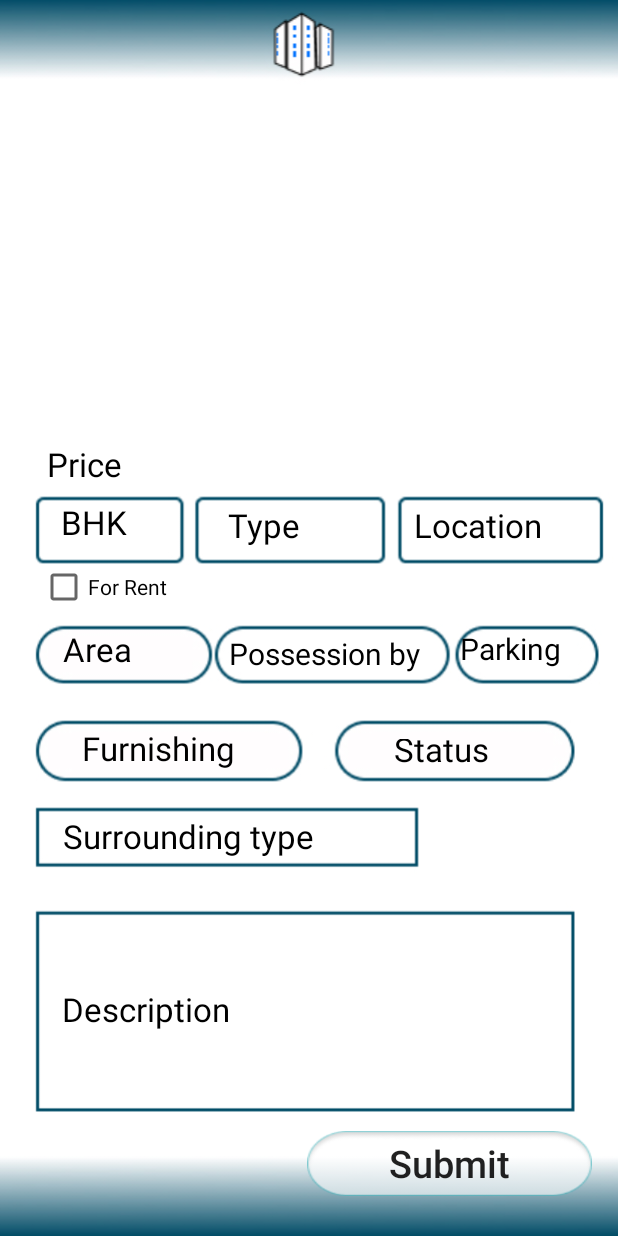
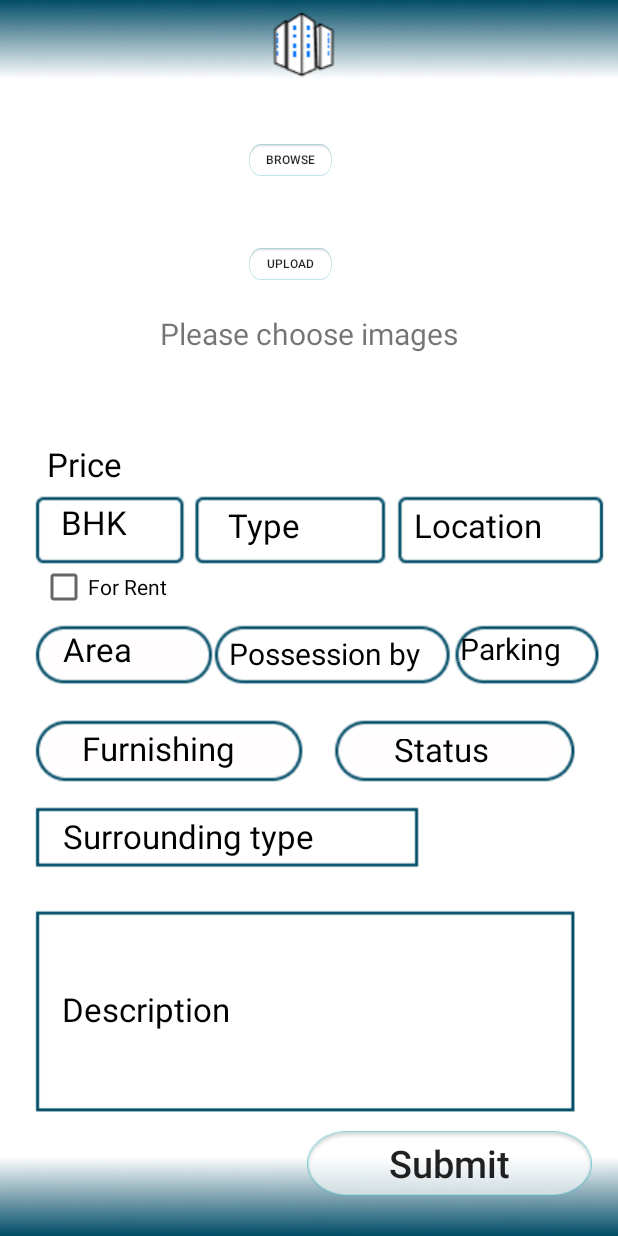
Before and after one commit to Vanditjain32001/TheRealDeals, an Android app: the Sell screen opened directly, with no data from a screen before it, after a tap on "Submit", on a phone screen of 412 x 824 dp. Run offline under Robolectric (Android 15) with nearby library versions, the phone set to English and light mode, and no system bars; our stand-ins replace Firebase (no records; nobody signed in at launch, a user with empty details on screens opened directly).

Commit message:
Error resolving

```diff
--- a/app/src/main/AndroidManifest.xml
+++ b/app/src/main/AndroidManifest.xml
@@ -1,6 +1,9 @@
 <?xml version="1.0" encoding="utf-8"?>
 <manifest xmlns:android="http://schemas.android.com/apk/res/android"
     package="com.example.test1">
+    <uses-permission android:name="android.permission.INTERNET"></uses-permission>
+    <uses-permission android:name="android.permission.READ_EXTERNAL_STORAGE"></uses-permission>
+    <uses-permission android:name="android.permission.WRITE_EXTERNAL_STORAGE"></uses-permission>
 
     <application
         android:allowBackup="true"
--- a/app/src/main/java/com/example/test1/Sell.java
+++ b/app/src/main/java/com/example/test1/Sell.java
@@ -1,14 +1,38 @@
 package com.example.test1;
 
+import androidx.annotation.NonNull;
+import androidx.annotation.RequiresApi;
+import androidx.appcompat.app.AppCompatActivity;
+
+import android.annotation.SuppressLint;
+import android.app.ProgressDialog;
+import android.content.ClipData;
+import android.content.Intent;
+import android.database.Cursor;
+import android.net.Uri;
+import android.os.Build;
 import android.os.Bundle;
+import android.provider.MediaStore;
+import android.util.Log;
 import android.view.View;
+import android.widget.Button;
 import android.widget.EditText;
+import android.widget.TextView;
 import android.widget.Toast;
 
-import androidx.appcompat.app.AppCompatActivity;
-
+import com.google.android.gms.tasks.OnCompleteListener;
+import com.google.android.gms.tasks.OnSuccessListener;
+import com.google.android.gms.tasks.Task;
 import com.google.firebase.database.DatabaseReference;
 import com.google.firebase.database.FirebaseDatabase;
+import com.google.firebase.database.annotations.Nullable;
+import com.google.firebase.storage.FirebaseStorage;
+import com.google.firebase.storage.StorageReference;
+import com.google.firebase.storage.UploadTask;
+
+import java.util.ArrayList;
+import java.util.HashMap;
+import java.util.List;
 
 public class Sell extends AppCompatActivity {
     EditText sparea;
@@ -22,45 +46,66 @@ public class Sell extends AppCompatActivity {
     EditText spstatus;
     EditText spsur;
     EditText spdesc;
-    int counter=1;
+    int counter = 1;
+    int PICK_IMAGE_MULTIPLE = 1;
+
+    private ArrayList<Uri> ImageList = new ArrayList<Uri>();
+    private int uploads = 0;
+    private ProgressDialog progressDialog;
+    private DatabaseReference node;
+    int index = 0;
+    TextView sptextView;
+    Button spchoose, spsend;
+
 
     @Override
     protected void onCreate(Bundle savedInstanceState) {
         super.onCreate(savedInstanceState);
         setContentView(R.layout.activity_sell);
+
+
+
+
     }
 
-    public void process(View view){
-        sparea=(EditText)findViewById(R.id.sparea);
-        spprice=(EditText)findViewById(R.id.spprice);
-        spbhk=(EditText)findViewById(R.id.spbhk);
-        sptype=(EditText)findViewById(R.id.sptype);
-        sploc=(EditText)findViewById(R.id.sploc);
-        sppos=(EditText)findViewById(R.id.sppos);
-        sppark=(EditText)findViewById(R.id.sppark);
-        spfurn=(EditText)findViewById(R.id.spfurn);
-        spstatus=(EditText)findViewById(R.id.spstatus);
-        spsur=(EditText)findViewById(R.id.spsur);
-        spdesc=(EditText)findViewById(R.id.spdesc);
+    public void process(View view) {
 
 
-        String area=sparea.getText().toString().trim();
-        String price=spprice.getText().toString().trim();
-        String bhk=spbhk.getText().toString().trim();
-        String type=sptype.getText().toString().trim();
-        String loc=sploc.getText().toString().trim();
-        String pos=sppos.getText().toString().trim();
-        String park=sppark.getText().toString().trim();
-        String fur=spfurn.getText().toString().trim();
-        String status=spstatus.getText().toString().trim();
-        String sur=spsur.getText().toString().trim();
-        String des=spdesc.getText().toString().trim();
+        sparea = (EditText) findViewById(R.id.sparea);
+        spprice = (EditText) findViewById(R.id.spprice);
+        spbhk = (EditText) findViewById(R.id.spbhk);
+        sptype = (EditText) findViewById(R.id.sptype);
+        sploc = (EditText) findViewById(R.id.sploc);
+        sppos = (EditText) findViewById(R.id.sppos);
+        sppark = (EditText) findViewById(R.id.sppark);
+        spfurn = (EditText) findViewById(R.id.spfurn);
+        spstatus = (EditText) findViewById(R.id.spstatus);
+        spsur = (EditText) findViewById(R.id.spsur);
+        spdesc = (EditText) findViewById(R.id.spdesc);
 
 
-        property_data obj=new property_data(area,price, bhk, type, loc, pos, park, fur, status, sur, des);
-        FirebaseDatabase data=FirebaseDatabase.getInstance();
-        DatabaseReference node=data.getReference("Email_ID");
-        node.child(String.valueOf((counter+1))).setValue(obj);
+        String area = sparea.getText().toString().trim();
+        String price = spprice.getText().toString().trim();
+        String bhk = spbhk.getText().toString().trim();
+        String type = sptype.getText().toString().trim();
+        String loc = sploc.getText().toString().trim();
+        String pos = sppos.getText().toString().trim();
+        String park = sppark.getText().toString().trim();
+        String fur = spfurn.getText().toString().trim();
+        String status = spstatus.getText().toString().trim();
+        String sur = spsur.getText().toString().trim();
+        String des = spdesc.getText().toString().trim();
+        property_data obj = new property_data(area, price, bhk, type, loc, pos, park, fur, status, sur, des);
+        FirebaseDatabase fdata = FirebaseDatabase.getInstance();
+        node = fdata.getReference("mail_ID");
+        node.child(String.valueOf((counter + 1))).setValue(obj);
+
+        progressDialog = new ProgressDialog(this);
+        progressDialog.setMessage("Uploading ..........");
+        sptextView = findViewById(R.id.sptextview);
+        spchoose = findViewById(R.id.spchoose);
+        spsend = findViewById(R.id.spsend);
+
 
         sparea.setText("");
         spprice.setText("");
@@ -75,7 +120,108 @@ public class Sell extends AppCompatActivity {
         spdesc.setText("");
 
         Toast.makeText(getApplicationContext(), "data saved", Toast.LENGTH_LONG).show();
+    }
+
+    @RequiresApi(api = Build.VERSION_CODES.JELLY_BEAN_MR2)
+    @SuppressLint("SetTextI18n")
+    public void choose (View view){
 
 
+        //we will pick images
+        Intent intent = new Intent();
+        intent.setType("image/*");
+        intent.putExtra(Intent.EXTRA_ALLOW_MULTIPLE, true);
+        intent.setAction(Intent.ACTION_GET_CONTENT);
+        startActivityForResult(Intent.createChooser(intent,"Select Picture"), PICK_IMAGE_MULTIPLE);
+
     }
+    @SuppressLint("SetTextI18n")
+    @Override
+    protected void onActivityResult(int requestCode, int resultCode, @Nullable Intent data) {
+        try {
+            // When an Image is picked
+            if (requestCode == PICK_IMAGE_MULTIPLE && resultCode == RESULT_OK
+                    && null != data) {
+                // Get the Image from data
+
+                if(data.getData()!=null){
+
+                    Uri mImageUri=data.getData();
+
+                    // Get the cursor
+                    ImageList.add(mImageUri);
+
+                } else {
+                    if (data.getClipData() != null) {
+                        ClipData mClipData = data.getClipData();
+                        for (int i = 0; i < mClipData.getItemCount(); i++) {
+
+                            ClipData.Item item = mClipData.getItemAt(i);
+                            Uri uri = item.getUri();
+                            ImageList.add(uri);
+
+
+
+
+                        }
+                        Log.v("LOG_TAG", "Selected Images" + ImageList.size());
+                    }Toast.makeText(this, "You Have Selected "+ ImageList.size() +" Pictures", Toast.LENGTH_LONG).show();
+
+                }
+            } else {
+                Toast.makeText(this, "You haven't picked Image", Toast.LENGTH_LONG).show();
+            }
+        } catch (Exception e) {
+            Toast.makeText(this, "Something went wrong", Toast.LENGTH_LONG).show();
+        }
+
+        super.onActivityResult(requestCode, resultCode, data);
+    }
+    @SuppressLint("SetTextI18n")
+    public void send (View view){
+
+
+        Toast.makeText(this, "Please wait", Toast.LENGTH_LONG).show();
+        final StorageReference ImageFolder = FirebaseStorage.getInstance().getReference().child("ImageFolder");
+        for (uploads = 0; uploads < ImageList.size(); uploads++) {
+            Uri Image = ImageList.get(uploads);
+            final StorageReference imagename = ImageFolder.child("image/" + Image.getLastPathSegment());
+
+            imagename.putFile(ImageList.get(uploads)).addOnSuccessListener(new OnSuccessListener<UploadTask.TaskSnapshot>() {
+                @Override
+                public void onSuccess(UploadTask.TaskSnapshot taskSnapshot) {
+                    imagename.getDownloadUrl().addOnSuccessListener(new OnSuccessListener<Uri>() {
+                        @Override
+                        public void onSuccess(Uri uri) {
+
+                            String url = String.valueOf(uri);
+                            //SendLink(url);
+
+                        }
+                    });
+
+                }
+            });
+
+        }
+    }
+   /*private void SendLink(String url) {
+        HashMap<String, String> hashMap = new HashMap<>();
+        hashMap.put("link", url);
+
+        node.push().setValue(hashMap).addOnCompleteListener(new OnCompleteListener<Void>() {
+                @SuppressLint("SetTextI18n")
+                @Override
+
+                public void onComplete(@NonNull Task<Void> task) {
+
+                    ImageList.clear();
+                }
+
+        });
+
+
+    }*/
+
+
 }
--- a/app/src/main/java/com/example/test1/property_data.java
+++ b/app/src/main/java/com/example/test1/property_data.java
@@ -26,7 +26,7 @@ public class property_data {
         this.area = area;
     }
 
-    public static String getPrice() {
+    public String getPrice() {
         return price;
     }
 
@@ -34,9 +34,10 @@ public class property_data {
         this.price = price;
     }
 
-    public static String getBhk() {
+    public String getBhk() {
         return bhk;
     }
+
 
     public void setBhk(String BHK) {
         this.bhk = bhk;
--- a/app/src/main/res/layout/activity_sell.xml
+++ b/app/src/main/res/layout/activity_sell.xml
@@ -21,8 +21,7 @@
         app:layout_constraintHorizontal_bias="0.129"
         app:layout_constraintStart_toStartOf="parent"
         app:layout_constraintTop_toTopOf="parent"
-        app:layout_constraintVertical_bias="0.369"
-        android:autofillHints="" />
+        app:layout_constraintVertical_bias="0.369" />
 
     <EditText
         android:id="@+id/spsur"
@@ -210,4 +209,51 @@
         app:layout_constraintStart_toStartOf="parent"
         app:layout_constraintTop_toTopOf="parent"
         app:layout_constraintVertical_bias="0.966" />
+
+    <Button
+        android:id="@+id/spchoose"
+        android:layout_width="55dp"
+        android:layout_height="21dp"
+        android:background="@drawable/submit_button"
+        android:text="Browse"
+        android:textSize="8dp"
+        android:onClick="choose"
+        app:layout_constraintBottom_toBottomOf="parent"
+        app:layout_constraintEnd_toEndOf="parent"
+        app:layout_constraintHorizontal_bias="0.466"
+        app:layout_constraintStart_toStartOf="parent"
+        app:layout_constraintTop_toTopOf="parent"
+        app:layout_constraintVertical_bias="0.12" />
+
+    <Button
+        android:id="@+id/spsend"
+        android:layout_width="55dp"
+        android:layout_height="21dp"
+        android:background="@drawable/submit_button"
+        android:text="Upload"
+        android:textSize="8dp"
+        android:onClick="send"
+        app:layout_constraintBottom_toBottomOf="parent"
+        app:layout_constraintEnd_toEndOf="parent"
+        app:layout_constraintHorizontal_bias="0.466"
+        app:layout_constraintStart_toStartOf="parent"
+        app:layout_constraintTop_toTopOf="parent"
+        app:layout_constraintVertical_bias="0.206" />
+
+    <TextView
+        android:id="@+id/sptextview"
+        android:layout_width="297dp"
+        android:layout_height="57dp"
+        android:text="Please choose images"
+        android:textSize="20sp"
+        android:textAlignment="center"
+
+        app:layout_constraintBottom_toBottomOf="parent"
+        app:layout_constraintEnd_toEndOf="parent"
+        app:layout_constraintStart_toStartOf="parent"
+        app:layout_constraintTop_toTopOf="parent"
+        app:layout_constraintVertical_bias="0.272"
+        android:gravity="center_horizontal" />
+
+
 </androidx.constraintlayout.widget.ConstraintLayout>
--- a/build.gradle
+++ b/build.gradle
@@ -5,7 +5,7 @@ buildscript {
         jcenter()
     }
     dependencies {
-        classpath 'com.android.tools.build:gradle:4.1.0'
+        classpath 'com.android.tools.build:gradle:4.1.1'
         classpath 'com.google.gms:google-services:4.3.3'
 
         // NOTE: Do not place your application dependencies here; they belong
```
Also changed, not shown: app/build.gradle (+7 -9 lines), app/src/main/java/com/example/test1/Buy.java (+17 -18 lines), app/src/main/res/layout/activity_profile.xml (+19 -8 lines), app/src/main/res/drawable/add.png (added), app/src/main/res/drawable/addnew.png (added).
